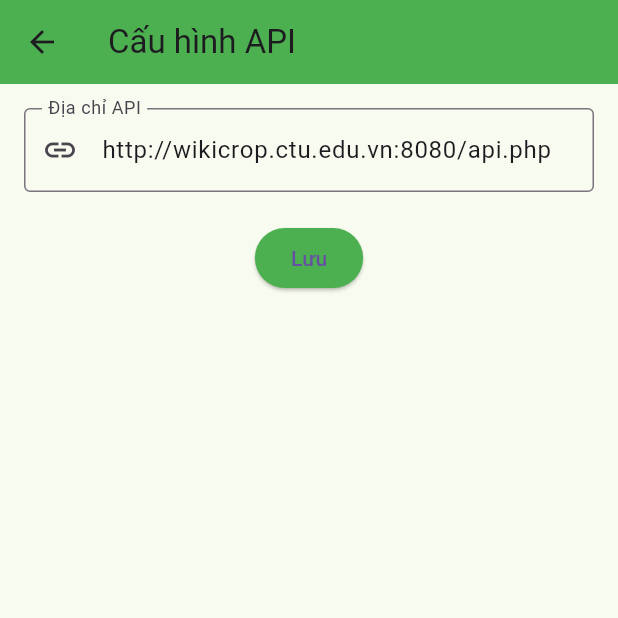
After one commit to hovanhondbs/APP_WIKICROP, a Flutter app: the screen it shows after launch, after a tap on the "settings" icon, on a phone screen of 412 x 824 dp, the top half of it. The commit adds this screen. Run offline on Flutter 3.47's test engine with Material 3 defaults, Android fonts, the phone set to English and light mode, and no system bars; our stand-ins replace flutter_html, shared_preferences; network calls fail.

Commit message:
feature setting for user config API

```diff
--- /dev/null
+++ b/lib/api_config_page.dart
@@ -0,0 +1,60 @@
+import 'package:flutter/material.dart';
+import 'package:shared_preferences/shared_preferences.dart';
+import 'config.dart';
+
+class ApiConfigPage extends StatefulWidget {
+  @override
+  _ApiConfigPageState createState() => _ApiConfigPageState();
+}
+
+class _ApiConfigPageState extends State<ApiConfigPage> {
+  TextEditingController apiController = TextEditingController();
+
+  @override
+  void initState() {
+    super.initState();
+    apiController.text = AppConfig.instance.apiBase;
+  }
+
+  Future<void> saveApi() async {
+    final prefs = await SharedPreferences.getInstance();
+    await prefs.setString("api_base", apiController.text);
+
+    AppConfig.instance.apiBase = apiController.text;
+
+    ScaffoldMessenger.of(context).showSnackBar(
+      SnackBar(content: Text("Đã lưu địa chỉ API")),
+    );
+  }
+
+  @override
+  Widget build(BuildContext context) {
+    return Scaffold(
+      appBar: AppBar(
+        backgroundColor: Colors.green,
+        title: Text("Cấu hình API"),
+      ),
+      body: Padding(
+        padding: EdgeInsets.all(16),
+        child: Column(
+          children: [
+            TextField(
+              controller: apiController,
+              decoration: InputDecoration(
+                labelText: "Địa chỉ API",
+                prefixIcon: Icon(Icons.link),
+                border: OutlineInputBorder(),
+              ),
+            ),
+            SizedBox(height: 20),
+            ElevatedButton(
+              onPressed: saveApi,
+              style: ElevatedButton.styleFrom(backgroundColor: Colors.green),
+              child: Text("Lưu"),
+            )
+          ],
+        ),
+      ),
+    );
+  }
+}
--- a/lib/config.dart
+++ b/lib/config.dart
@@ -1,26 +1,28 @@
 import 'dart:convert';
 import 'package:flutter/services.dart';
+import 'package:shared_preferences/shared_preferences.dart';
 
 class AppConfig {
-  static AppConfig? _instance;
-  final String apiBase;
+  static final AppConfig instance = AppConfig._internal();
 
-  AppConfig({required this.apiBase});
+  String apiBase = ""; // ⭐ thêm biến apiBase
 
-  static AppConfig get instance {
-    if (_instance == null) {
-      throw Exception(
-          "AppConfig chưa được load! Hãy gọi AppConfig.load() trong main()");
-    }
-    return _instance!;
-  }
+  AppConfig._internal();
 
   static Future<void> load() async {
-    final data = await rootBundle.loadString('assets/config.json');
-    final jsonMap = jsonDecode(data);
+    final prefs = await SharedPreferences.getInstance();
 
-    _instance = AppConfig(
-      apiBase: jsonMap['api_base'],
-    );
+    // Nếu người dùng đã lưu API → ưu tiên giá trị này
+    final savedApi = prefs.getString("api_base");
+    if (savedApi != null && savedApi.isNotEmpty) {
+      instance.apiBase = savedApi;
+      return;
+    }
+
+    // Nếu chưa lưu: đọc từ assets/config.json
+    final jsonStr = await rootBundle.loadString("assets/config.json");
+    final data = jsonDecode(jsonStr);
+
+    instance.apiBase = data["api_base"];
   }
 }
--- a/lib/main.dart
+++ b/lib/main.dart
@@ -4,11 +4,12 @@ import 'package:flutter/services.dart';
 import 'package:flutter_html/flutter_html.dart';
 import 'package:http/http.dart' as http;
 
-import 'config.dart'; // <-- Lấy config từ config.json
+import 'config.dart';
+import 'api_config_page.dart'; // ← thêm import trang cấu hình API
 
 void main() async {
   WidgetsFlutterBinding.ensureInitialized();
-  await AppConfig.load(); // Load API từ config.json
+  await AppConfig.load();
   runApp(MyApp());
 }
 
@@ -58,7 +59,6 @@ Future<Map<String, dynamic>?> fetchPlantContent(String title) async {
 
   try {
     final res = await http.get(Uri.parse(url));
-
     if (res.statusCode == 200) {
       final data = jsonDecode(res.body);
       return data["parse"];
@@ -155,6 +155,19 @@ class _HomePageState extends State<HomePage> {
           style: TextStyle(
               fontWeight: FontWeight.bold, color: Colors.green, fontSize: 22),
         ),
+
+        // ⭐⭐⭐ Thêm nút cấu hình API (⚙️)
+        actions: [
+          IconButton(
+            icon: Icon(Icons.settings, color: Colors.green),
+            onPressed: () {
+              Navigator.push(
+                context,
+                MaterialPageRoute(builder: (_) => ApiConfigPage()),
+              );
+            },
+          )
+        ],
       ),
       body: SingleChildScrollView(
         padding: EdgeInsets.all(16),
@@ -171,21 +184,14 @@ class _HomePageState extends State<HomePage> {
                     OutlineInputBorder(borderRadius: BorderRadius.circular(12)),
               ),
             ),
-
             SizedBox(height: 12),
-
             ElevatedButton.icon(
               onPressed: handleSearch,
               icon: Icon(Icons.search),
               label: Text("Tìm kiếm"),
               style: ElevatedButton.styleFrom(backgroundColor: Colors.green),
             ),
-
             SizedBox(height: 20),
-
-            ////////////////////////////////////////////////////////////////
-            // Xem gần đây
-            ////////////////////////////////////////////////////////////////
             if (recentViewed.isNotEmpty) ...[
               Text("Xem gần đây",
                   style: TextStyle(
@@ -229,18 +235,12 @@ class _HomePageState extends State<HomePage> {
               ),
               SizedBox(height: 20),
             ],
-
-            ////////////////////////////////////////////////////////////////
-            // DANH MỤC
-            ////////////////////////////////////////////////////////////////
             Text("Danh mục cây trồng",
                 style: TextStyle(
                     fontSize: 18,
                     fontWeight: FontWeight.bold,
                     color: Colors.green)),
-
             SizedBox(height: 10),
-
             ...categories.entries.map((entry) {
               return Card(
                 color: Colors.green[50],
@@ -303,7 +303,6 @@ class _ResultPageState extends State<ResultPage> {
     load();
   }
 
-  // Xóa toàn bộ "sửa | sửa mã nguồn"
   String cleanHtml(String html) {
     html = html.replaceAll(
         RegExp(r'<span class="mw-editsection"[\s\S]*?<\/span>'), "");
```
Also changed, not shown: assets/config.json (line endings or trailing spaces), 1 other file.
